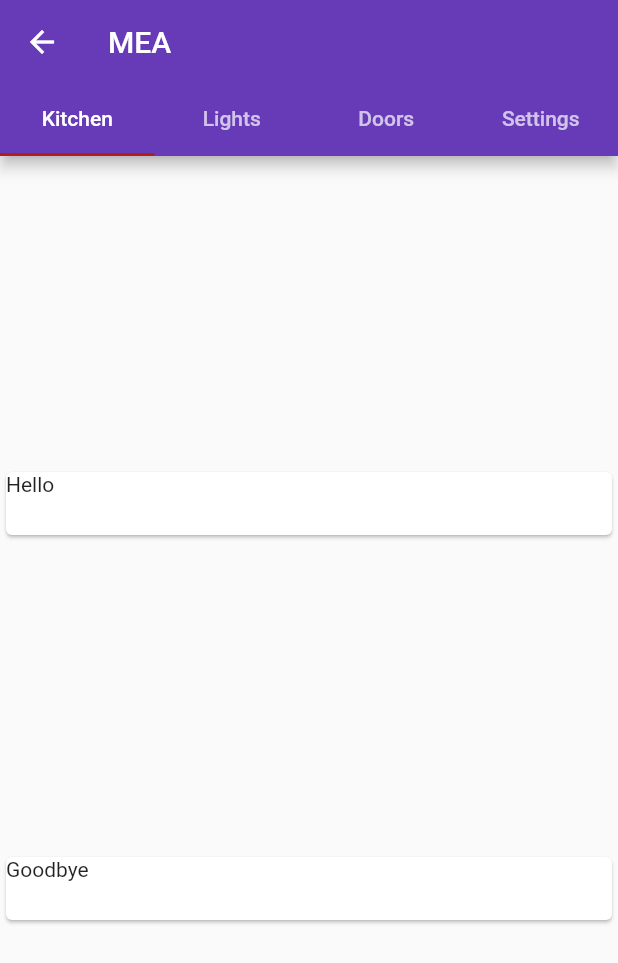
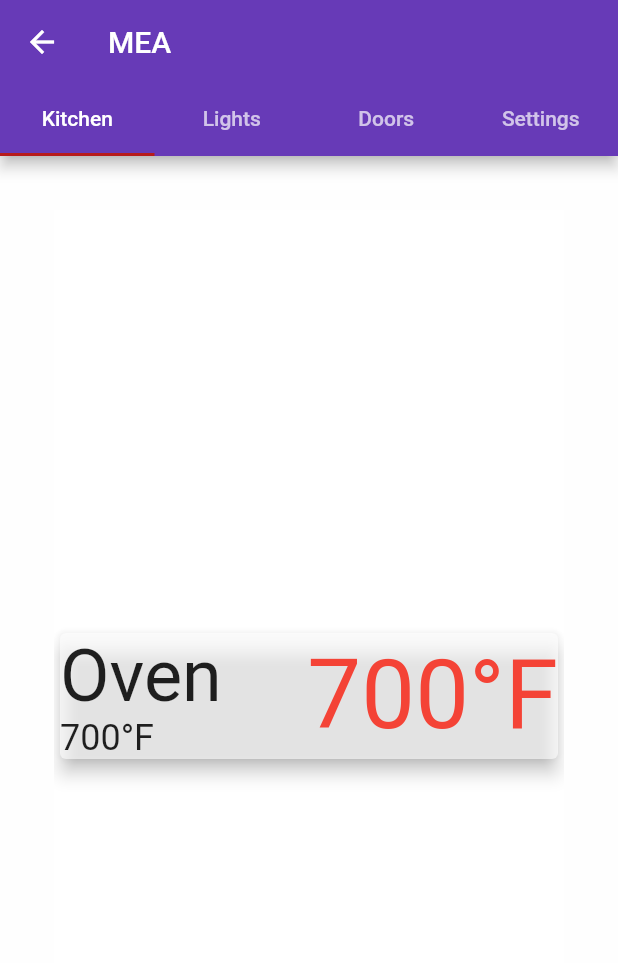
Before and after one commit to ssemtner/mea-app, a Flutter app: the MainPage screen opened directly, on a phone screen of 412 x 824 dp. Shown: the top 963 px of the screen. Run offline on Flutter 3.47's test engine with Material 2 defaults, Android fonts, the phone set to English and light mode, and no system bars; Roboto replaces fonts that are missing (Montserrat).

Commit message:
Added very basic kitchen card

```diff
--- a/lib/main.dart
+++ b/lib/main.dart
@@ -21,8 +21,8 @@ class MyApp extends StatelessWidget {
           primaryVariant: Color(0xFF3700B3),
           secondary: Color(0xFFB71C1C),
           secondaryVariant: Colors.red,
-          background: Colors.blueGrey,
-          surface: Color(0xFFFFFFFF),
+          background: Colors.white70,
+          surface: Colors.white60,
           error: Color(0xFFB00020),
           onPrimary: Color(0xFFFFFFFF),
           onSecondary: Colors.white,
@@ -36,30 +36,32 @@ class MyApp extends StatelessWidget {
   }
 }
 
-class MainPage extends StatelessWidget {
+class MainPage extends StatefulWidget {
   MainPage({this.title});
+
   final String title;
+
+  @override
+  createState() => _MainPageState();
+}
+
+class _MainPageState extends State<MainPage> {
   final TextStyle style = TextStyle(fontSize: 24.0);
-
-  Widget _buildEmptyCard(BuildContext context, Color color, Widget child) {
-    return SizedBox(
-      height: 50.0,
-      width: MediaQuery.of(context).size.width,
-      child: Card(
-        color: color,
-        child: child,
-      ),
-    );
-  }
 
   @override
   Widget build(BuildContext context) {
-    final _kitchen = Column(
-      mainAxisAlignment: MainAxisAlignment.spaceEvenly,
+    final _kitchen = Container(
+      color: Theme.of(context).colorScheme.background,
+      child: Center(
+        child: SingleChildScrollView(
+          child: Column(
+            mainAxisAlignment: MainAxisAlignment.start,
             children: <Widget>[
-        _buildEmptyCard(context, Theme.of(context).colorScheme.surface, Text("Hello")),
-        _buildEmptyCard(context, Theme.of(context).colorScheme.surface, Text("Goodbye")),
+              new KitchenCard(name: "Oven", status: "Connected", temp: 700),
             ],
+          )
+        )
+      )
     );
 
     final _lights = Column(
@@ -83,6 +85,7 @@ class MainPage extends StatelessWidget {
     );
 
     final _settings = Icon(Icons.settings);
+
     return DefaultTabController(
       length: 4,
       child: Scaffold(
@@ -98,7 +101,10 @@ class MainPage extends StatelessWidget {
           ),
           title: Text('MEA'),
         ),
-        body: TabBarView(
+        body: Container(
+          color: Theme.of(context).colorScheme.background,
+          padding: EdgeInsets.all(36.0),
+          child: TabBarView(
             children: [
               _kitchen,
               _lights,
@@ -106,7 +112,51 @@ class MainPage extends StatelessWidget {
               _settings,
             ]
           ),
+        ),
     )
+    );
+  }
+}
+
+class KitchenCard extends StatelessWidget {
+  KitchenCard({this.name, this.status, this.temp});
+  final String name;
+  final String status;
+  final int temp;
+  final TextStyle style = TextStyle(fontSize: 24.0);
+
+  @override
+  Widget build(BuildContext context) {
+    return SizedBox(
+      width: MediaQuery.of(context).size.width,
+      child: Card(
+        elevation: 5.0,
+        color: Theme.of(context).colorScheme.surface,
+        child: Row(
+          mainAxisAlignment: MainAxisAlignment.spaceBetween,
+          crossAxisAlignment: CrossAxisAlignment.center,
+          children: <Widget>[
+            Column(
+              crossAxisAlignment: CrossAxisAlignment.start,
+              mainAxisAlignment: MainAxisAlignment.spaceAround,
+              children: <Widget>[
+                Text(
+                  name,
+                  style: style.copyWith(color: Theme.of(context).colorScheme.onSurface, fontSize: 48.0),
+                ),
+                Text(
+                  temp.toString()+"°F",
+                  style: style.copyWith(color: Theme.of(context).colorScheme.onSurface),
+                ),
+              ],
+            ),
+            Text(
+              temp.toString()+"°F",
+              style: style.copyWith(color: Theme.of(context).colorScheme.secondaryVariant, fontSize: 64.0),
+            ),
+          ],
+        ),
+      ),
     );
   }
 }
```
Also changed, not shown: 1 other file. Lines whose indentation alone changed are shown as unchanged.
